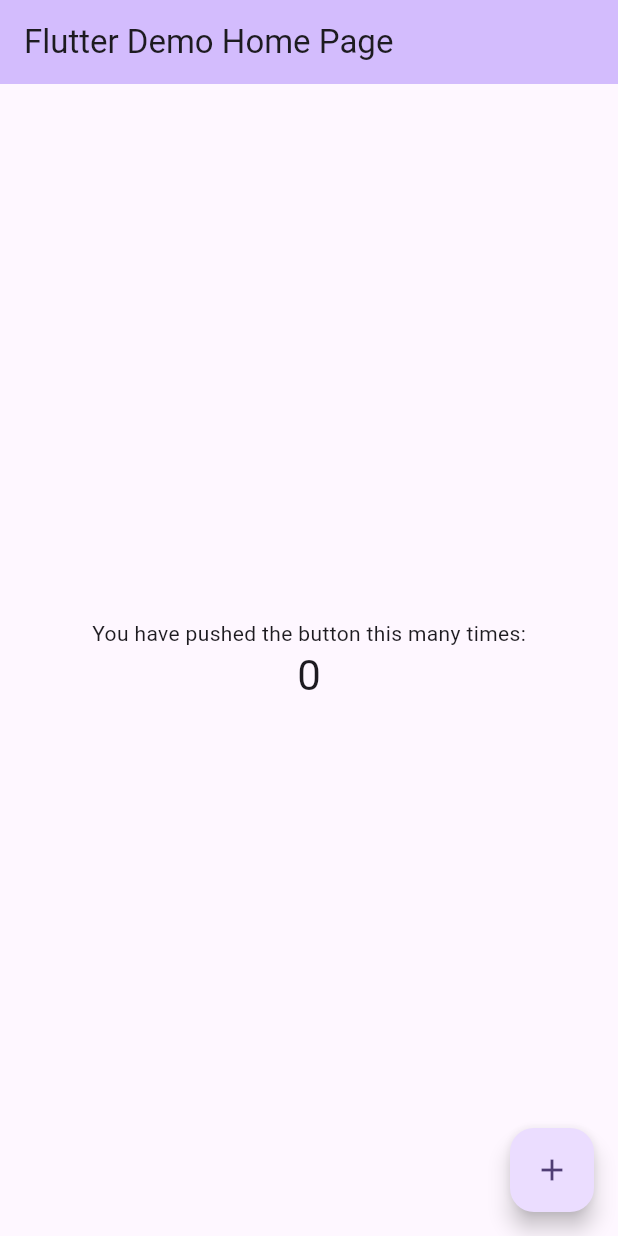
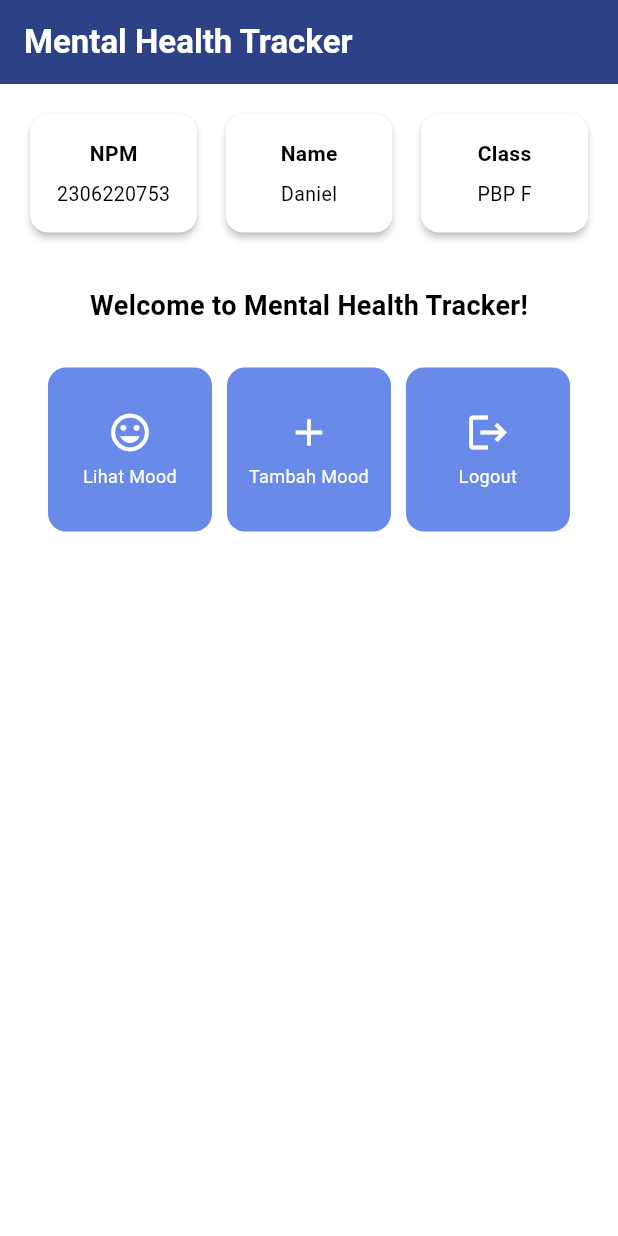
Before and after one commit to hyvos07/mental-health-tracker-mobile, a Flutter app: the screen it shows after launch, on a phone screen of 412 x 824 dp. Run offline on Flutter 3.47's test engine with Material 3 defaults, Android fonts, the phone set to English and light mode, and no system bars.

Commit message:
feat: Basic App

```diff
--- a/lib/main.dart
+++ b/lib/main.dart
@@ -1,4 +1,5 @@
 import 'package:flutter/material.dart';
+import 'package:mental_health_tracker/menu.dart';
 
 void main() {
   runApp(const MyApp());
@@ -13,113 +14,15 @@ class MyApp extends StatelessWidget {
     return MaterialApp(
       title: 'Flutter Demo',
       theme: ThemeData(
-        // This is the theme of your application.
-        //
-        // TRY THIS: Try running your application with "flutter run". You'll see
-        // the application has a purple toolbar. Then, without quitting the app,
-        // try changing the seedColor in the colorScheme below to Colors.green
-        // and then invoke "hot reload" (save your changes or press the "hot
-        // reload" button in a Flutter-supported IDE, or press "r" if you used
-        // the command line to start the app).
-        //
-        // Notice that the counter didn't reset back to zero; the application
-        // state is not lost during the reload. To reset the state, use hot
-        // restart instead.
-        //
-        // This works for code too, not just values: Most code changes can be
-        // tested with just a hot reload.
-        colorScheme: ColorScheme.fromSeed(seedColor: Colors.deepPurple),
+        colorScheme: ColorScheme.fromSwatch(
+          primarySwatch: Colors.deepPurple,
+        ).copyWith(
+          primary: const Color.fromARGB(255, 45, 66, 134),
+          secondary: const Color.fromARGB(255, 105, 138, 232),
+        ),
         useMaterial3: true,
       ),
-      home: const MyHomePage(title: 'Flutter Demo Home Page'),
+      home: MyHomePage(),
     );
   }
 }
-
-class MyHomePage extends StatefulWidget {
-  const MyHomePage({super.key, required this.title});
-
-  // This widget is the home page of your application. It is stateful, meaning
-  // that it has a State object (defined below) that contains fields that affect
-  // how it looks.
-
-  // This class is the configuration for the state. It holds the values (in this
-  // case the title) provided by the parent (in this case the App widget) and
-  // used by the build method of the State. Fields in a Widget subclass are
-  // always marked "final".
-
-  final String title;
-
-  @override
-  State<MyHomePage> createState() => _MyHomePageState();
-}
-
-class _MyHomePageState extends State<MyHomePage> {
-  int _counter = 0;
-
-  void _incrementCounter() {
-    setState(() {
-      // This call to setState tells the Flutter framework that something has
-      // changed in this State, which causes it to rerun the build method below
-      // so that the display can reflect the updated values. If we changed
-      // _counter without calling setState(), then the build method would not be
-      // called again, and so nothing would appear to happen.
-      _counter++;
-    });
-  }
-
-  @override
-  Widget build(BuildContext context) {
-    // This method is rerun every time setState is called, for instance as done
-    // by the _incrementCounter method above.
-    //
-    // The Flutter framework has been optimized to make rerunning build methods
-    // fast, so that you can just rebuild anything that needs updating rather
-    // than having to individually change instances of widgets.
-    return Scaffold(
-      appBar: AppBar(
-        // TRY THIS: Try changing the color here to a specific color (to
-        // Colors.amber, perhaps?) and trigger a hot reload to see the AppBar
-        // change color while the other colors stay the same.
-        backgroundColor: Theme.of(context).colorScheme.inversePrimary,
-        // Here we take the value from the MyHomePage object that was created by
-        // the App.build method, and use it to set our appbar title.
-        title: Text(widget.title),
-      ),
-      body: Center(
-        // Center is a layout widget. It takes a single child and positions it
-        // in the middle of the parent.
-        child: Column(
-          // Column is also a layout widget. It takes a list of children and
-          // arranges them vertically. By default, it sizes itself to fit its
-          // children horizontally, and tries to be as tall as its parent.
-          //
-          // Column has various properties to control how it sizes itself and
-          // how it positions its children. Here we use mainAxisAlignment to
-          // center the children vertically; the main axis here is the vertical
-          // axis because Columns are vertical (the cross axis would be
-          // horizontal).
-          //
-          // TRY THIS: Invoke "debug painting" (choose the "Toggle Debug Paint"
-          // action in the IDE, or press "p" in the console), to see the
-          // wireframe for each widget.
-          mainAxisAlignment: MainAxisAlignment.center,
-          children: <Widget>[
-            const Text(
-              'You have pushed the button this many times:',
-            ),
-            Text(
-              '$_counter',
-              style: Theme.of(context).textTheme.headlineMedium,
-            ),
-          ],
-        ),
-      ),
-      floatingActionButton: FloatingActionButton(
-        onPressed: _incrementCounter,
-        tooltip: 'Increment',
-        child: const Icon(Icons.add),
-      ), // This trailing comma makes auto-formatting nicer for build methods.
-    );
-  }
-}
--- /dev/null
+++ b/lib/menu.dart
@@ -0,0 +1,168 @@
+import 'package:flutter/material.dart';
+
+class MyHomePage extends StatelessWidget {
+  MyHomePage({super.key});
+
+  final String npm = '2306220753'; // NPM
+  final String name = 'Daniel'; // Nama
+  final String className = 'PBP F'; // Kelas
+
+  final List<ItemHomepage> items = [
+    ItemHomepage("Lihat Mood", Icons.mood),
+    ItemHomepage("Tambah Mood", Icons.add),
+    ItemHomepage("Logout", Icons.logout),
+  ];
+
+  @override
+  Widget build(BuildContext context) {
+    return Scaffold(
+      appBar: AppBar(
+        title: const Text(
+          'Mental Health Tracker',
+          style: TextStyle(
+            color: Colors.white,
+            fontWeight: FontWeight.bold,
+          ),
+        ),
+        backgroundColor: Theme.of(context).colorScheme.primary,
+      ),
+      body: Padding(
+        padding: const EdgeInsets.symmetric(vertical: 16),
+        child: Column(
+          crossAxisAlignment: CrossAxisAlignment.center,
+          children: [
+            Padding(
+              padding: const EdgeInsets.symmetric(horizontal: 16),
+              child: Row(
+                mainAxisAlignment: MainAxisAlignment.spaceBetween,
+                children: [
+                  InfoCard(title: 'NPM', content: npm),
+                  InfoCard(title: 'Name', content: name),
+                  InfoCard(title: 'Class', content: className),
+                ],
+              ),
+            ),
+            const SizedBox(height: 16.0),
+            Center(
+              child: Column(
+                children: [
+                  const Padding(
+                    padding: EdgeInsets.only(top: 16, bottom: 8),
+                    child: Text(
+                      'Welcome to Mental Health Tracker!',
+                      style: TextStyle(
+                        fontWeight: FontWeight.bold,
+                        fontSize: 18.0,
+                      ),
+                    ),
+                  ),
+                  GridView.count(
+                    primary: true,
+                    padding: const EdgeInsets.fromLTRB(32, 20, 32, 20),
+                    crossAxisSpacing: 10,
+                    mainAxisSpacing: 10,
+                    crossAxisCount: 3,
+                    shrinkWrap: true,
+                    children: items.map((ItemHomepage item) {
+                      return ItemCard(item);
+                    }).toList(),
+                  ),
+                ],
+              ),
+            ),
+          ],
+        ),
+      ),
+    );
+  }
+}
+
+class ItemCard extends StatelessWidget {
+  const ItemCard(this.item, {super.key});
+
+  final ItemHomepage item;
+
+  @override
+  Widget build(BuildContext context) {
+    return Material(
+      color: Theme.of(context).colorScheme.secondary,
+      borderRadius: BorderRadius.circular(12),
+      child: InkWell(
+        onTap: () {
+          ScaffoldMessenger.of(context)
+            ..hideCurrentSnackBar()
+            ..showSnackBar(SnackBar(
+                content: Text("Kamu telah menekan tombol ${item.name}!")));
+        },
+        child: Container(
+          padding: const EdgeInsets.all(8),
+          child: Center(
+            child: Column(
+              mainAxisAlignment: MainAxisAlignment.center,
+              children: [
+                Icon(
+                  item.icon,
+                  color: Colors.white,
+                  size: 30.0,
+                ),
+                const Padding(padding: EdgeInsets.all(3)),
+                Text(
+                  item.name,
+                  textAlign: TextAlign.center,
+                  style: const TextStyle(
+                    color: Colors.white,
+                    fontSize: 12,
+                  ),
+                ),
+              ],
+            ),
+          ),
+        ),
+      ),
+    );
+  }
+}
+
+class InfoCard extends StatelessWidget {
+  final String title; // Judul kartu.
+  final String content; // Isi kartu.
+
+  const InfoCard({super.key, required this.title, required this.content});
+
+  @override
+  Widget build(BuildContext context) {
+    return Card(
+      elevation: 2.0,
+      child: Container(
+        width: MediaQuery.of(context).size.width / 3.7,
+        padding: const EdgeInsets.all(16.0),
+        child: Column(
+          children: [
+            Text(
+              title,
+              style: const TextStyle(
+                fontWeight: FontWeight.bold,
+                fontSize: 14,
+              ),
+            ),
+            const SizedBox(height: 8.0),
+            Text(
+              content,
+              style: const TextStyle(
+                fontSize: 13,
+              ),
+              overflow: TextOverflow.ellipsis,
+            ),
+          ],
+        ),
+      ),
+    );
+  }
+}
+
+class ItemHomepage {
+  final String name;
+  final IconData icon;
+
+  ItemHomepage(this.name, this.icon);
+}
```
